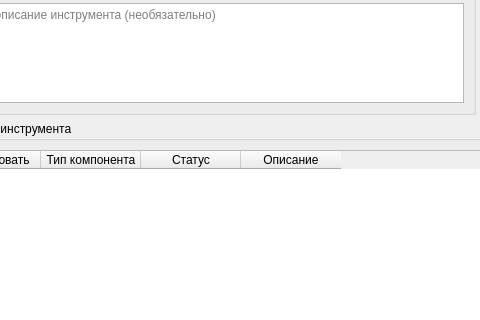
Above: src/client/ui/dialog_edit_profile_tool.ui from formemu/aditim-monitor before the change; both pictures show x 83 to 563 and y 168 to 488 of the 800 by 600 pixel window. Below: the same form after it.
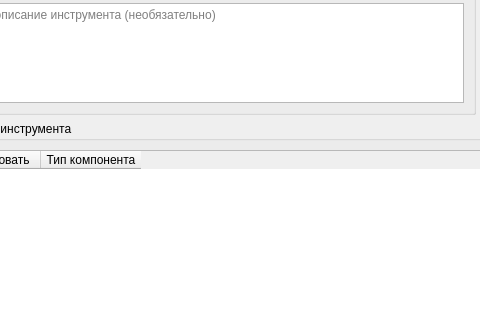
That is the form after the change.

```diff
--- a/src/client/ui/dialog_edit_profile_tool.ui
+++ b/src/client/ui/dialog_edit_profile_tool.ui
@@ -134,16 +134,6 @@
           <string>Тип компонента</string>
          </property>
         </column>
-        <column>
-         <property name="text">
-          <string>Статус</string>
-         </property>
-        </column>
-        <column>
-         <property name="text">
-          <string>Описание</string>
-         </property>
-        </column>
        </widget>
       </item>
      </layout>
```
